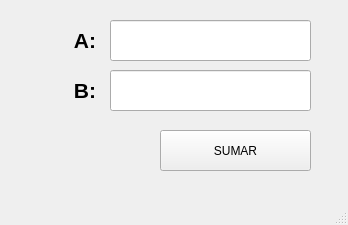
First picture: the form in Unidad 4/P4_TranspasoInfoVentanas/Ejemplo 1/Main_EnvioInfo.ui, repository celineazs/PIP_2025_1_Eq3, before the edit.
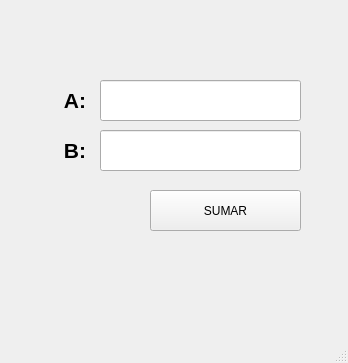
Second picture: the form after the edit. Icons and pictures are not drawn.

Patch:
```diff
--- a/Unidad 4/P4_TranspasoInfoVentanas/Ejemplo 1/Main_EnvioInfo.ui
+++ b/Unidad 4/P4_TranspasoInfoVentanas/Ejemplo 1/Main_EnvioInfo.ui
@@ -7,7 +7,7 @@
     <x>0</x>
     <y>0</y>
     <width>348</width>
-    <height>225</height>
+    <height>363</height>
    </rect>
   </property>
   <property name="windowTitle">
@@ -17,8 +17,8 @@
    <widget class="QPushButton" name="btn_sumar">
     <property name="geometry">
      <rect>
-      <x>160</x>
-      <y>130</y>
+      <x>150</x>
+      <y>190</y>
       <width>151</width>
       <height>41</height>
      </rect>
@@ -30,8 +30,8 @@
    <widget class="QLabel" name="label">
     <property name="geometry">
      <rect>
-      <x>35</x>
-      <y>20</y>
+      <x>25</x>
+      <y>80</y>
       <width>61</width>
       <height>41</height>
      </rect>
@@ -53,8 +53,8 @@
    <widget class="QLineEdit" name="txt_a">
     <property name="geometry">
      <rect>
-      <x>110</x>
-      <y>20</y>
+      <x>100</x>
+      <y>80</y>
       <width>201</width>
       <height>41</height>
      </rect>
@@ -63,8 +63,8 @@
    <widget class="QLineEdit" name="txt_b">
     <property name="geometry">
      <rect>
-      <x>110</x>
-      <y>70</y>
+      <x>100</x>
+      <y>130</y>
       <width>201</width>
       <height>41</height>
      </rect>
@@ -73,8 +73,8 @@
    <widget class="QLabel" name="label_2">
     <property name="geometry">
      <rect>
-      <x>35</x>
-      <y>70</y>
+      <x>25</x>
+      <y>130</y>
       <width>61</width>
       <height>41</height>
      </rect>
@@ -93,6 +93,72 @@
      <set>Qt::AlignRight|Qt::AlignTrailing|Qt::AlignVCenter</set>
     </property>
    </widget>
+   <widget class="QLabel" name="label_3">
+    <property name="geometry">
+     <rect>
+      <x>230</x>
+      <y>230</y>
+      <width>121</width>
+      <height>101</height>
+     </rect>
+    </property>
+    <property name="styleSheet">
+     <string notr="true"/>
+    </property>
+    <property name="text">
+     <string/>
+    </property>
+    <property name="pixmap">
+     <pixmap resource="../../../Archivos/Resources/resource.qrc">:/logos/equipo.png</pixmap>
+    </property>
+    <property name="scaledContents">
+     <bool>true</bool>
+    </property>
+   </widget>
+   <widget class="QLabel" name="label_4">
+    <property name="geometry">
+     <rect>
+      <x>270</x>
+      <y>10</y>
+      <width>71</width>
+      <height>61</height>
+     </rect>
+    </property>
+    <property name="styleSheet">
+     <string notr="true"/>
+    </property>
+    <property name="text">
+     <string/>
+    </property>
+    <property name="pixmap">
+     <pixmap resource="../../../Archivos/Resources/resource.qrc">:/logos/FIT_logo_vertical.png</pixmap>
+    </property>
+    <property name="scaledContents">
+     <bool>true</bool>
+    </property>
+   </widget>
+   <widget class="QLabel" name="label_5">
+    <property name="geometry">
+     <rect>
+      <x>10</x>
+      <y>10</y>
+      <width>201</width>
+      <height>51</height>
+     </rect>
+    </property>
+    <property name="styleSheet">
+     <string notr="true"/>
+    </property>
+    <property name="text">
+     <string/>
+    </property>
+    <property name="pixmap">
+     <pixmap resource="../../../Archivos/Resources/resource.qrc">:/logos/log_uat_nuevo.png</pixmap>
+    </property>
+    <property name="scaledContents">
+     <bool>true</bool>
+    </property>
+   </widget>
   </widget>
   <widget class="QMenuBar" name="menubar">
    <property name="geometry">
```
Left out of the diff: 5 changed lines with no effect on the pictures.
